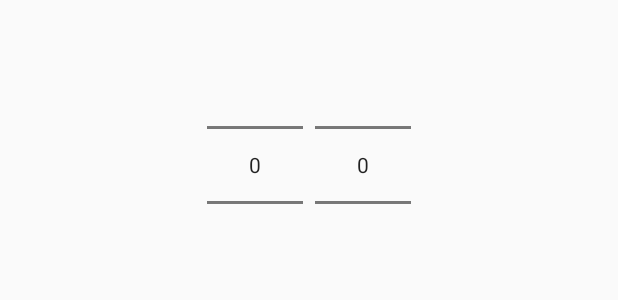
After one commit to Arkadzi/fellow-traveller, an Android app: the layout dialog_time_picker.xml on its own in the app's theme, with its tools: preview values and no code run, on a phone screen of 412 x 824 dp. The commit adds this screen. Shown: the top 300 px of the screen. Run offline under Robolectric (Android 15) with nearby library versions, the phone set to English and light mode, and no system bars.

Commit message:
change time choose logic for waypoints

```diff
--- /dev/null
+++ b/app/src/main/res/layout/dialog_time_picker.xml
@@ -0,0 +1,19 @@
+<?xml version="1.0" encoding="utf-8"?>
+<LinearLayout xmlns:android="http://schemas.android.com/apk/res/android"
+    android:layout_width="match_parent"
+    android:layout_height="match_parent"
+    android:gravity="center_horizontal"
+    android:padding="20dp"
+    android:orientation="horizontal">
+
+    <NumberPicker
+        android:id="@+id/hour_picker"
+        android:layout_width="wrap_content"
+        android:layout_height="wrap_content"/>
+
+    <NumberPicker
+        android:id="@+id/minute_picker"
+        android:layout_marginLeft="@dimen/simple_padding"
+        android:layout_width="wrap_content"
+        android:layout_height="wrap_content"/>
+</LinearLayout>
--- a/app/src/main/res/values/strings.xml
+++ b/app/src/main/res/values/strings.xml
@@ -61,5 +61,7 @@
     <string name="action_build_route">Build</string>
     <string name="action_next">Next</string>
     <string name="action_proceed_edit">Proceed editing</string>
+    <string name="hint_choose_time_to_get">Choose time to reach for</string>
+    <string name="hint_reach_for">Reach for:</string>
 
 </resources>
```
Also changed, not shown: app/src/main/java/us/fellowtraveller/presentation/activities/CreateRouteActivity.java (+21 -8 lines), app/src/main/java/us/fellowtraveller/presentation/adapters/TripPointAdapter.java (+6 -3 lines), app/src/main/java/us/fellowtraveller/presentation/adapters/view_handlers/SimpleItemTouchHelperCallback.java (+4 -4 lines), app/src/main/java/us/fellowtraveller/presentation/adapters/viewholders/TripPointHolder.java (+11 -8 lines), app/src/main/java/us/fellowtraveller/presentation/dialogs/TimePickerDialog.java (added, +77 -0 lines), 1 other file.
